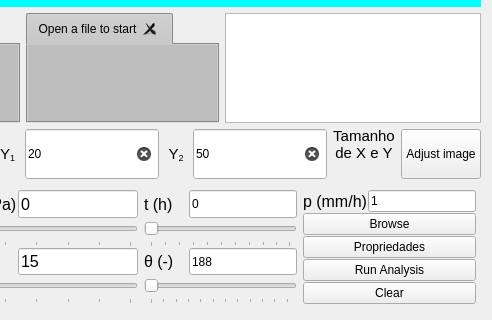
Before: the Qt Designer form paulo/form.ui in BetSpaguetty/Projeto-Taludes, drawn with Qt 5; both pictures show x 584 to 1076 and y 310 to 630 of the 1076 by 630 pixel window.
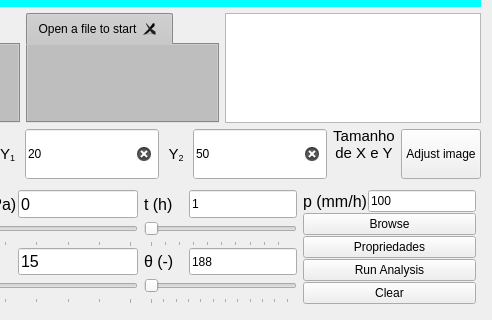
After: the same form once the commit is applied. Icons and pictures are not drawn.

What changed in the file:
```diff
--- a/paulo/form.ui
+++ b/paulo/form.ui
@@ -536,7 +536,7 @@
             </size>
            </property>
            <property name="text">
-            <string>1</string>
+            <string>100</string>
            </property>
           </widget>
          </item>
@@ -727,7 +727,7 @@
             </size>
            </property>
            <property name="text">
-            <string>0</string>
+            <string>1</string>
            </property>
           </widget>
          </item>
@@ -803,6 +803,9 @@
            <height>50</height>
           </size>
          </property>
+         <property name="minimum">
+          <number>1</number>
+         </property>
          <property name="orientation">
           <enum>Qt::Horizontal</enum>
          </property>
```
